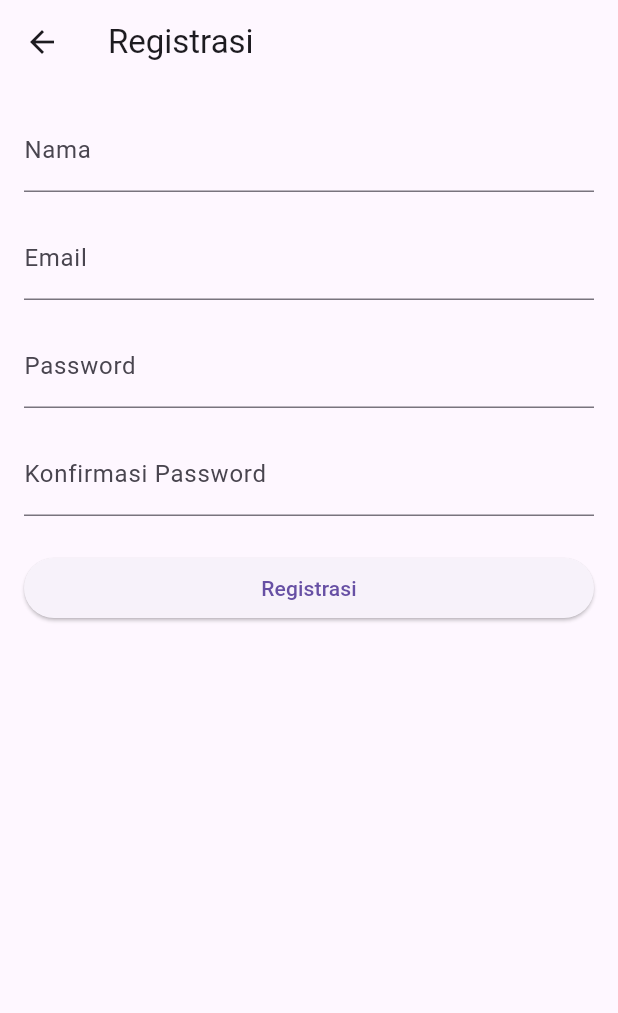
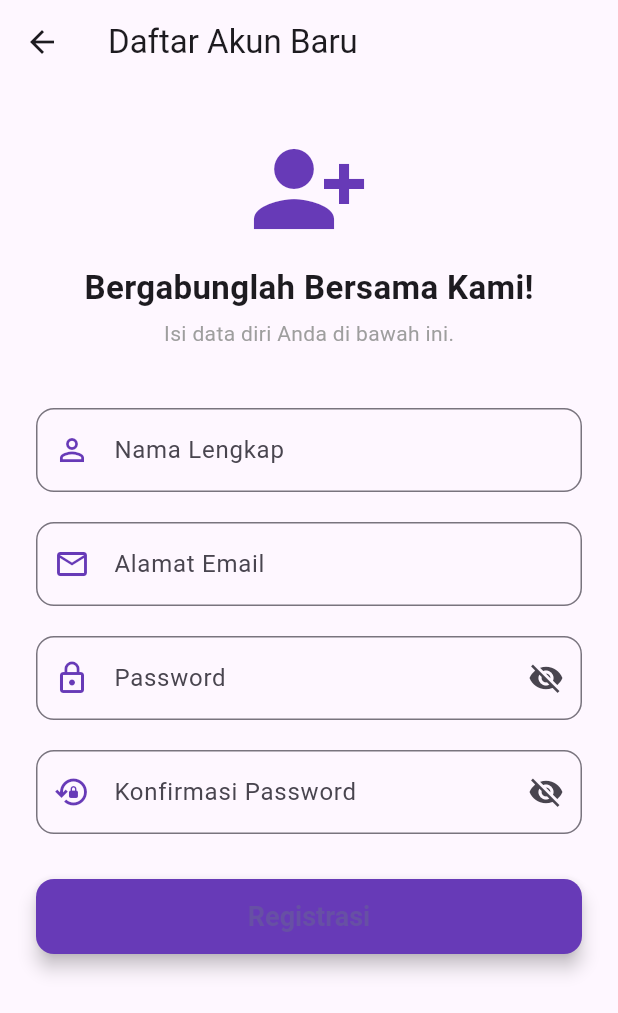
Before and after one commit to hafifasafaluf/biodata-flutter, a Flutter app: the RegistrasiPage screen opened directly, on a phone screen of 412 x 824 dp. Shown: the top 1013 px of the screen. Run offline on Flutter 3.47's test engine with Material 3 defaults, Android fonts, the phone set to English and light mode, and no system bars; our stand-ins replace shared_preferences; accounts and stored records are empty.

Commit message:
tidak ada

```diff
--- a/lib/ui/registrasi_page.dart
+++ b/lib/ui/registrasi_page.dart
@@ -13,6 +13,8 @@ class RegistrasiPage extends StatefulWidget {
 class _RegistrasiPageState extends State<RegistrasiPage> {
   final _formKey = GlobalKey<FormState>();
   bool _isLoading = false;
+  bool _obscurePassword = true;
+  bool _obscureConfirmPassword = true;
 
   final _namaTextboxController = TextEditingController();
   final _emailTextboxController = TextEditingController();
@@ -31,35 +33,80 @@ class _RegistrasiPageState extends State<RegistrasiPage> {
   @override
   Widget build(BuildContext context) {
     return Scaffold(
-      appBar: AppBar(title: const Text("Registrasi")),
+      appBar: AppBar(
+        title: const Text("Daftar Akun Baru"),
+        elevation: 0, // Hapus shadow AppBar
+      ),
       body: _isLoading
           ? const Center(child: CircularProgressIndicator())
           : SingleChildScrollView(
-        padding: const EdgeInsets.all(16.0),
+              child: Column(
+                children: [_buildHeader(context), _buildForm(context)],
+              ),
+            ),
+    );
+  }
+
+  // Header dengan Icon atau Gambar
+  Widget _buildHeader(BuildContext context) {
+    return Container(
+      width: double.infinity,
+      padding: const EdgeInsets.symmetric(vertical: 30.0),
+      child: Column(
+        children: const [
+          Icon(
+            Icons.person_add_alt_1, // Icon yang relevan untuk registrasi
+            size: 80,
+            color: Colors.deepPurple, // Warna yang menarik
+          ),
+          SizedBox(height: 10),
+          Text(
+            "Bergabunglah Bersama Kami!",
+            style: TextStyle(fontSize: 22, fontWeight: FontWeight.bold),
+          ),
+          SizedBox(height: 5),
+          Text(
+            "Isi data diri Anda di bawah ini.",
+            style: TextStyle(fontSize: 14, color: Colors.grey),
+          ),
+        ],
+      ),
+    );
+  }
+
+  // Bagian Form Registrasi
+  Widget _buildForm(BuildContext context) {
+    return Padding(
+      padding: const EdgeInsets.symmetric(horizontal: 24.0, vertical: 10.0),
       child: Form(
         key: _formKey,
         child: Column(
           children: [
             _namaTextField(),
-              const SizedBox(height: 16),
+            const SizedBox(height: 20),
             _emailTextField(),
-              const SizedBox(height: 16),
+            const SizedBox(height: 20),
             _passwordTextField(),
-              const SizedBox(height: 16),
+            const SizedBox(height: 20),
             _passwordKonfirmasiTextField(),
-              const SizedBox(height: 24),
+            const SizedBox(height: 30),
             _buttonRegistrasi(),
+            const SizedBox(height: 20),
           ],
-          ),
         ),
       ),
     );
   }
 
+  // --- Text Field Widgets dengan Dekorasi Modern ---
+
   // Text Field Nama
   Widget _namaTextField() {
     return TextFormField(
-      decoration: const InputDecoration(labelText: "Nama"),
+      decoration: _inputDecoration(
+        labelText: "Nama Lengkap",
+        icon: Icons.person_outline,
+      ),
       controller: _namaTextboxController,
       validator: (value) {
         if (value == null || value.trim().length < 3) {
@@ -73,21 +120,20 @@ class _RegistrasiPageState extends State<RegistrasiPage> {
   // Text Field Email
   Widget _emailTextField() {
     return TextFormField(
-      decoration: const InputDecoration(labelText: "Email"),
+      decoration: _inputDecoration(
+        labelText: "Alamat Email",
+        icon: Icons.email_outlined,
+      ),
       keyboardType: TextInputType.emailAddress,
       controller: _emailTextboxController,
       validator: (value) {
         if (value == null || value.isEmpty) {
           return 'Email harus diisi';
         }
-
-        final regex = RegExp(
-          r"^[\w-\.]+@([\w-]+\.)+[\w-]{2,4}$",
-        );
+        final regex = RegExp(r"^[\w-\.]+@([\w-]+\.)+[\w-]{2,4}$");
         if (!regex.hasMatch(value)) {
           return "Email tidak valid";
         }
-
         return null;
       },
     );
@@ -96,8 +142,21 @@ class _RegistrasiPageState extends State<RegistrasiPage> {
   // Text Field Password
   Widget _passwordTextField() {
     return TextFormField(
-      decoration: const InputDecoration(labelText: "Password"),
-      obscureText: true,
+      decoration: _inputDecoration(
+        labelText: "Password",
+        icon: Icons.lock_outline,
+        suffixIcon: IconButton(
+          icon: Icon(
+            _obscurePassword ? Icons.visibility_off : Icons.visibility,
+          ),
+          onPressed: () {
+            setState(() {
+              _obscurePassword = !_obscurePassword;
+            });
+          },
+        ),
+      ),
+      obscureText: _obscurePassword,
       controller: _passwordTextboxController,
       validator: (value) {
         if (value == null || value.length < 6) {
@@ -111,8 +170,21 @@ class _RegistrasiPageState extends State<RegistrasiPage> {
   // Text Field Konfirmasi Password
   Widget _passwordKonfirmasiTextField() {
     return TextFormField(
-      decoration: const InputDecoration(labelText: "Konfirmasi Password"),
-      obscureText: true,
+      decoration: _inputDecoration(
+        labelText: "Konfirmasi Password",
+        icon: Icons.lock_reset_outlined,
+        suffixIcon: IconButton(
+          icon: Icon(
+            _obscureConfirmPassword ? Icons.visibility_off : Icons.visibility,
+          ),
+          onPressed: () {
+            setState(() {
+              _obscureConfirmPassword = !_obscureConfirmPassword;
+            });
+          },
+        ),
+      ),
+      obscureText: _obscureConfirmPassword,
       controller: _passwordKonfirmasiController,
       validator: (value) {
         if (value == null || value.isEmpty) {
@@ -126,11 +198,41 @@ class _RegistrasiPageState extends State<RegistrasiPage> {
     );
   }
 
+  // Fungsi Dekorasi Input
+  InputDecoration _inputDecoration({
+    required String labelText,
+    required IconData icon,
+    Widget? suffixIcon,
+  }) {
+    return InputDecoration(
+      labelText: labelText,
+      prefixIcon: Icon(icon, color: Colors.deepPurple),
+      suffixIcon: suffixIcon,
+      border: OutlineInputBorder(
+        borderRadius: BorderRadius.circular(12.0),
+        borderSide: const BorderSide(color: Colors.deepPurple),
+      ),
+      focusedBorder: OutlineInputBorder(
+        borderRadius: BorderRadius.circular(12.0),
+        borderSide: const BorderSide(color: Colors.deepPurple, width: 2.0),
+      ),
+    );
+  }
+
   // Tombol Registrasi
   Widget _buttonRegistrasi() {
     return SizedBox(
       width: double.infinity,
+      height: 50,
       child: ElevatedButton(
+        style: ElevatedButton.styleFrom(
+          backgroundColor: Colors.deepPurple, // Warna tombol yang lebih hidup
+          shape: RoundedRectangleBorder(
+            borderRadius: BorderRadius.circular(12.0),
+          ),
+          elevation: 5,
+          textStyle: const TextStyle(fontSize: 18, fontWeight: FontWeight.bold),
+        ),
         child: const Text("Registrasi"),
         onPressed: _isLoading
             ? null
@@ -143,17 +245,19 @@ class _RegistrasiPageState extends State<RegistrasiPage> {
     );
   }
 
-  // Fungsi Submit Registrasi
+  // Fungsi Submit Registrasi (tetap sama)
   void _submit() {
     setState(() {
       _isLoading = true;
     });
 
+    // Simulasikan atau panggil fungsi registrasi yang sebenarnya
     RegistrasiBloc.registrasi(
           nama: _namaTextboxController.text.trim(),
           email: _emailTextboxController.text.trim(),
           password: _passwordTextboxController.text,
-    ).then((value) {
+        )
+        .then((value) {
           setState(() {
             _isLoading = false;
           });
@@ -165,11 +269,14 @@ class _RegistrasiPageState extends State<RegistrasiPage> {
               description: "Registrasi berhasil, silakan login",
               okClick: () {
                 Navigator.pop(context); // tutup dialog
-            Navigator.pop(context); // kembali ke halaman sebelumnya (misal login)
+                Navigator.pop(
+                  context,
+                ); // kembali ke halaman sebelumnya (misal login)
               },
             ),
           );
-    }).catchError((error) {
+        })
+        .catchError((error) {
           setState(() {
             _isLoading = false;
           });
```
Lines whose indentation alone changed are shown as unchanged.
